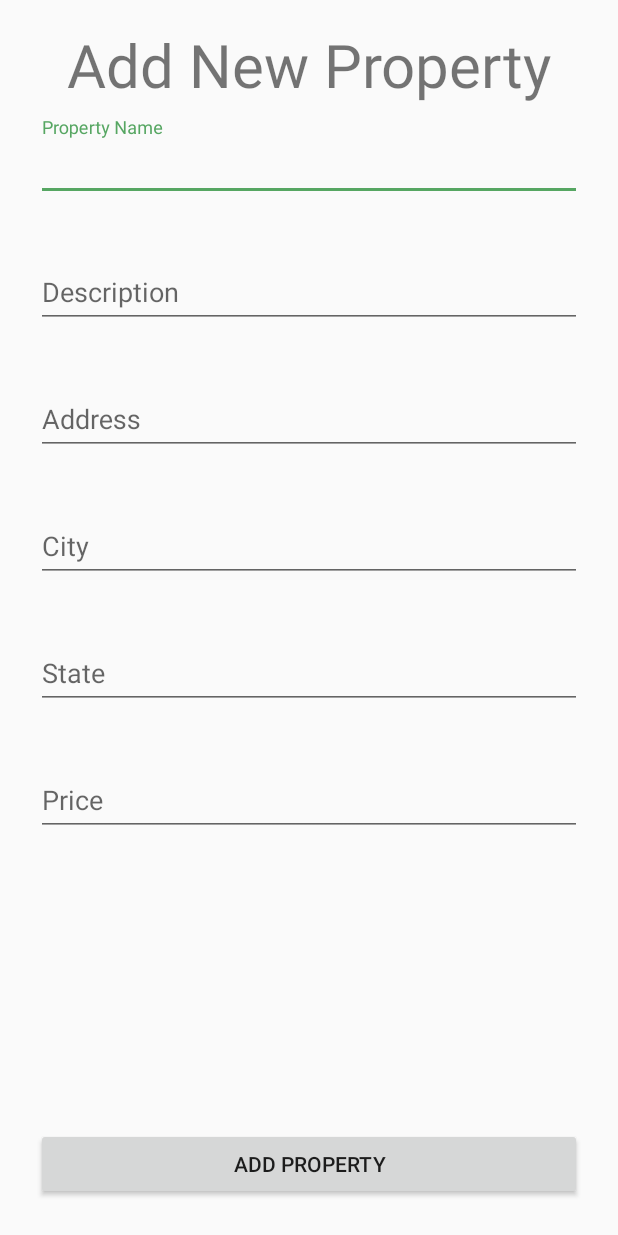
After one commit to BuildWeek-RV-camping-Airbnb/Android, an Android app: the layout controller_add_property.xml on its own in the app's theme, with its tools: preview values and no code run, on a phone screen of 412 x 824 dp. The commit adds this screen. Run offline under Robolectric (Android 15) with nearby library versions, the phone set to English and light mode, and no system bars.

Commit message:
Added add property xml

```diff
--- a/app/src/main/java/com/Lambda/rv_camping/ui/activities/AddPlaceActivity.kt
+++ b/app/src/main/java/com/Lambda/rv_camping/ui/activities/AddPlaceActivity.kt
@@ -7,7 +7,7 @@ import android.view.ViewGroup
 import com.Lambda.rv_camping.R
 import com.Lambda.rv_camping.model.CampingSpots
 import com.bluelinelabs.conductor.Router
-import kotlinx.android.synthetic.main.activity_add_place.*
+import kotlinx.android.synthetic.main.controller_add_property.*
 
 class AddPlaceActivity : AppCompatActivity() {
 
@@ -19,7 +19,7 @@ class AddPlaceActivity : AppCompatActivity() {
 
     override fun onCreate(savedInstanceState: Bundle?) {
         super.onCreate(savedInstanceState)
-        setContentView(R.layout.activity_add_place)
+        setContentView(R.layout.controller_add_property)
 
 
         mButtonAddPlace.setOnClickListener {
--- a/app/src/main/java/com/Lambda/rv_camping/ui/controllers/AddPlaceController.kt
+++ b/app/src/main/java/com/Lambda/rv_camping/ui/controllers/AddPlaceController.kt
@@ -11,7 +11,7 @@ import com.Lambda.rv_camping.util.getString
 import com.bluelinelabs.conductor.Controller
 import com.bluelinelabs.conductor.RouterTransaction
 import com.bluelinelabs.conductor.changehandler.HorizontalChangeHandler
-import kotlinx.android.synthetic.main.activity_add_place.view.*
+import kotlinx.android.synthetic.main.controller_add_property.view.*
 
 class AddPlaceController : Controller{
 
@@ -19,7 +19,7 @@ class AddPlaceController : Controller{
     constructor(args: Bundle?):super(args)
 
     override fun onCreateView(inflater: LayoutInflater, container: ViewGroup): View {
-     val view = inflater.inflate(R.layout.activity_add_place, container, false)
+     val view = inflater.inflate(R.layout.controller_add_property, container, false)
         view?.mButtonAddPlace?.setOnClickListener {
             val spot = mutableListOf<CampingSpots>()
             val title = view.mTitleText.getString()
--- a/app/src/main/res/layout/activity_add_place.xml
+++ /dev/null
@@ -1,74 +0,0 @@
-<?xml version="1.0" encoding="utf-8"?>
-<androidx.constraintlayout.widget.ConstraintLayout
-    xmlns:android="http://schemas.android.com/apk/res/android"
-    xmlns:app="http://schemas.android.com/apk/res-auto"
-    xmlns:tools="http://schemas.android.com/tools"
-    android:layout_width="match_parent"
-    android:layout_height="match_parent"
-    android:id="@+id/mAddPlaceLayout"
-    android:padding="16dp"
-    tools:context=".ui.activities.AddPlaceActivity">
-
-    <ScrollView
-        app:layout_constraintTop_toTopOf="parent"
-        app:layout_constraintLeft_toLeftOf="parent"
-        app:layout_constraintRight_toRightOf="parent"
-        android:layout_width="match_parent"
-        android:layout_height="match_parent">
-
-        <LinearLayout
-            android:orientation="vertical"
-            android:layout_width="match_parent"
-            android:layout_height="match_parent">
-
-            <TextView
-                app:layout_constraintLeft_toLeftOf="parent"
-                app:layout_constraintRight_toRightOf="parent"
-                app:layout_constraintTop_toTopOf="parent"
-                android:gravity="center"
-                android:textStyle="bold"
-                android:textSize="30sp"
-                android:text="Add New Place"
-                android:layout_width="match_parent"
-                android:layout_height="wrap_content"/>
-<EditText
-
-    android:id="@+id/mTitleText"
-    android:layout_width="match_parent"
-    android:layout_height="50dp"/>
-
-            <EditText
-
-                android:id="@+id/mAddressText"
-                android:layout_width="match_parent"
-                android:layout_height="50dp"/>
-            <EditText
-
-                android:id="@+id/mPriceText"
-                android:layout_width="match_parent"
-                android:layout_height="50dp"/>
-
-            <EditText
-
-                android:id="@+id/mDescriptionText"
-                android:layout_width="match_parent"
-                android:layout_height="99dp" />
-
-
-
-            <Button
-                android:layout_margin="8dp"
-                android:id="@+id/mButtonAddPlace"
-                android:text="Add Place"
-                android:layout_width="match_parent"
-                android:layout_height="wrap_content"/>
-
-
-
-        </LinearLayout>
-
-    </ScrollView>
-
-
-
-</androidx.constraintlayout.widget.ConstraintLayout>
--- /dev/null
+++ b/app/src/main/res/layout/controller_add_property.xml
@@ -0,0 +1,147 @@
+<?xml version="1.0" encoding="utf-8"?>
+<androidx.constraintlayout.widget.ConstraintLayout
+    xmlns:android="http://schemas.android.com/apk/res/android"
+    xmlns:app="http://schemas.android.com/apk/res-auto"
+    xmlns:tools="http://schemas.android.com/tools"
+    android:layout_width="match_parent"
+    android:layout_height="match_parent"
+    android:id="@+id/mAddPlaceLayout"
+    android:padding="16dp"
+    tools:context=".ui.activities.AddPlaceActivity">
+
+    <TextView
+        android:id="@+id/tv_add_property"
+        app:layout_constraintStart_toStartOf="parent"
+        app:layout_constraintEnd_toEndOf="parent"
+        app:layout_constraintTop_toTopOf="parent"
+        android:textSize="40sp"
+        android:text="Add New Property"
+        android:layout_width="wrap_content"
+        android:layout_height="wrap_content"/>
+
+    <com.google.android.material.textfield.TextInputLayout
+        android:id="@+id/text_input_add_property_name"
+        app:boxBackgroundColor="@color/design_default_color_background"
+        app:errorEnabled="true"
+        android:layout_margin="8dp"
+        app:layout_constraintTop_toBottomOf="@id/tv_add_property"
+        app:layout_constraintLeft_toLeftOf="parent"
+        app:layout_constraintRight_toRightOf="parent"
+        android:layout_width="match_parent"
+        android:layout_height="wrap_content">
+
+        <com.google.android.material.textfield.TextInputEditText
+            android:hint="Property Name"
+            android:inputType="text"
+            android:layout_width="match_parent"
+            android:layout_height="wrap_content"/>
+
+    </com.google.android.material.textfield.TextInputLayout>
+
+    <com.google.android.material.textfield.TextInputLayout
+        android:id="@+id/text_input_add_description"
+        app:boxBackgroundColor="@color/design_default_color_background"
+        app:errorEnabled="true"
+        android:layout_margin="8dp"
+        app:layout_constraintTop_toBottomOf="@id/text_input_add_property_name"
+        app:layout_constraintLeft_toLeftOf="parent"
+        app:layout_constraintRight_toRightOf="parent"
+        android:layout_width="match_parent"
+        android:layout_height="wrap_content">
+
+        <com.google.android.material.textfield.TextInputEditText
+            android:hint="Description"
+            android:inputType="text"
+            android:layout_width="match_parent"
+            android:layout_height="wrap_content"/>
+
+    </com.google.android.material.textfield.TextInputLayout>
+
+    <com.google.android.material.textfield.TextInputLayout
+        android:id="@+id/text_input_add_address"
+        app:boxBackgroundColor="@color/design_default_color_background"
+        app:errorEnabled="true"
+        android:layout_margin="8dp"
+        app:layout_constraintTop_toBottomOf="@id/text_input_add_description"
+        app:layout_constraintLeft_toLeftOf="parent"
+        app:layout_constraintRight_toRightOf="parent"
+        android:layout_width="match_parent"
+        android:layout_height="wrap_content">
+
+        <com.google.android.material.textfield.TextInputEditText
+            android:hint="Address"
+            android:inputType="text"
+            android:layout_width="match_parent"
+            android:layout_height="wrap_content"/>
+
+    </com.google.android.material.textfield.TextInputLayout>
+
+    <com.google.android.material.textfield.TextInputLayout
+        android:id="@+id/text_input_add_city"
+        app:boxBackgroundColor="@color/design_default_color_background"
+        app:errorEnabled="true"
+        android:layout_margin="8dp"
+        app:layout_constraintTop_toBottomOf="@id/text_input_add_address"
+        app:layout_constraintLeft_toLeftOf="parent"
+        app:layout_constraintRight_toRightOf="parent"
+        app:counterMaxLength="12"
+        android:layout_width="match_parent"
+        android:layout_height="wrap_content">
+
+        <com.google.android.material.textfield.TextInputEditText
+            android:hint="City"
+            android:inputType="text"
+            android:layout_width="match_parent"
+            android:layout_height="wrap_content"/>
+
+    </com.google.android.material.textfield.TextInputLayout>
+
+    <com.google.android.material.textfield.TextInputLayout
+        android:id="@+id/text_input_add_state"
+        app:boxBackgroundColor="@color/design_default_color_background"
+        app:errorEnabled="true"
+        android:layout_margin="8dp"
+        app:layout_constraintTop_toBottomOf="@id/text_input_add_city"
+        app:layout_constraintLeft_toLeftOf="parent"
+        app:layout_constraintRight_toRightOf="parent"
+        android:layout_width="match_parent"
+        android:layout_height="wrap_content">
+
+        <com.google.android.material.textfield.TextInputEditText
+            android:hint="State"
+            android:inputType="text"
+            android:layout_width="match_parent"
+            android:layout_height="wrap_content"/>
+
+    </com.google.android.material.textfield.TextInputLayout>
+
+    <com.google.android.material.textfield.TextInputLayout
+        android:id="@+id/text_input_price"
+        app:boxBackgroundColor="@color/design_default_color_background"
+        app:errorEnabled="true"
+        android:layout_margin="8dp"
+        app:layout_constraintTop_toBottomOf="@id/text_input_add_state"
+        app:layout_constraintLeft_toLeftOf="parent"
+        app:layout_constraintRight_toRightOf="parent"
+        android:layout_width="match_parent"
+        android:layout_height="wrap_content">
+
+        <com.google.android.material.textfield.TextInputEditText
+            android:hint="Price"
+            android:inputType="text"
+            android:layout_width="match_parent"
+            android:layout_height="wrap_content"/>
+
+    </com.google.android.material.textfield.TextInputLayout>
+
+    <Button
+        android:id="@+id/btn_property_add"
+        android:text="Add Property"
+        android:layout_margin="8dp"
+        app:layout_constraintStart_toStartOf="parent"
+        app:layout_constraintEnd_toEndOf="parent"
+        app:layout_constraintBottom_toBottomOf="parent"
+        android:layout_width="match_parent"
+        android:layout_height="wrap_content"/>
+
+</androidx.constraintlayout.widget.ConstraintLayout>
```
